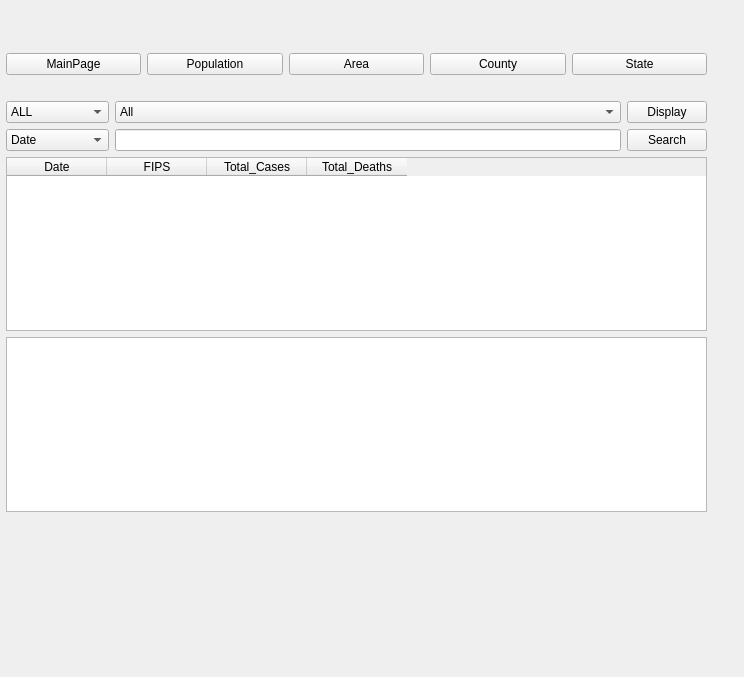
Qt form CSE412_UI/Covid_Cases.ui (devi1X/CSE412_DatabaseProject) before a commit.
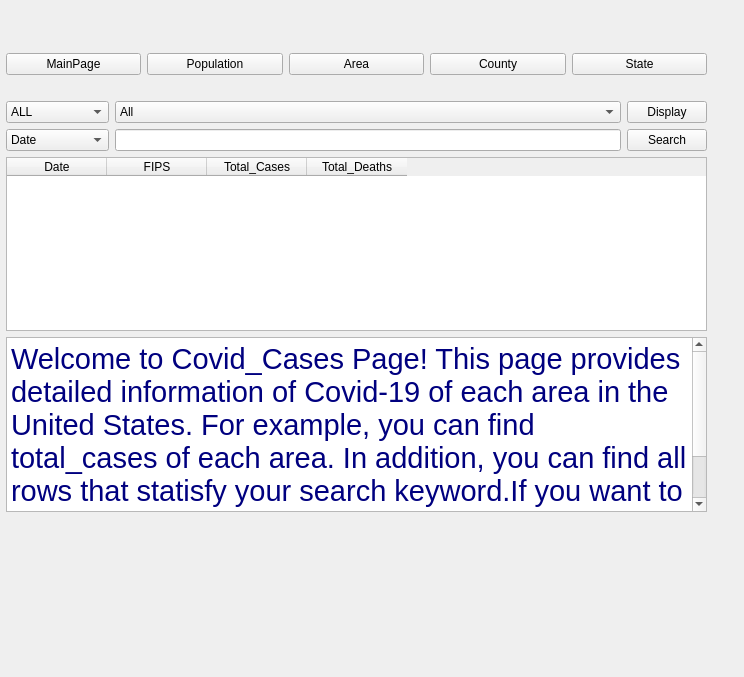
The same form after that commit.

Commit message: added description of each page

What changed in the file:
```diff
--- a/CSE412_UI/Covid_Cases.ui
+++ b/CSE412_UI/Covid_Cases.ui
@@ -43,7 +43,15 @@
      </widget>
     </item>
     <item row="5" column="0" colspan="3">
-     <widget class="QTextBrowser" name="textBrowser"/>
+     <widget class="QTextBrowser" name="textBrowser">
+      <property name="html">
+       <string>&lt;!DOCTYPE HTML PUBLIC &quot;-//W3C//DTD HTML 4.0//EN&quot; &quot;http://www.w3.org/TR/REC-html40/strict.dtd&quot;&gt;
+&lt;html&gt;&lt;head&gt;&lt;meta name=&quot;qrichtext&quot; content=&quot;1&quot; /&gt;&lt;style type=&quot;text/css&quot;&gt;
+p, li { white-space: pre-wrap; }
+&lt;/style&gt;&lt;/head&gt;&lt;body style=&quot; font-family:'SimSun'; font-size:9pt; font-weight:400; font-style:normal;&quot;&gt;
+&lt;p style=&quot; margin-top:0px; margin-bottom:0px; margin-left:0px; margin-right:0px; -qt-block-indent:0; text-indent:0px;&quot;&gt;&lt;span style=&quot; font-size:22pt; color:#00007f;&quot;&gt;Welcome to Covid_Cases Page! This page provides detailed information of Covid-19 of each area in the United States. For example, you can find total_cases of each area. In addition, you can find all rows that statisfy your search keyword.If you want to know the FIPS information, please go to Area page or State page.&lt;/span&gt;&lt;/p&gt;&lt;/body&gt;&lt;/html&gt;</string>
+      </property>
+     </widget>
     </item>
     <item row="3" column="1">
      <widget class="QLineEdit" name="lineEdit">
```
The commit also changes 6 other files.
